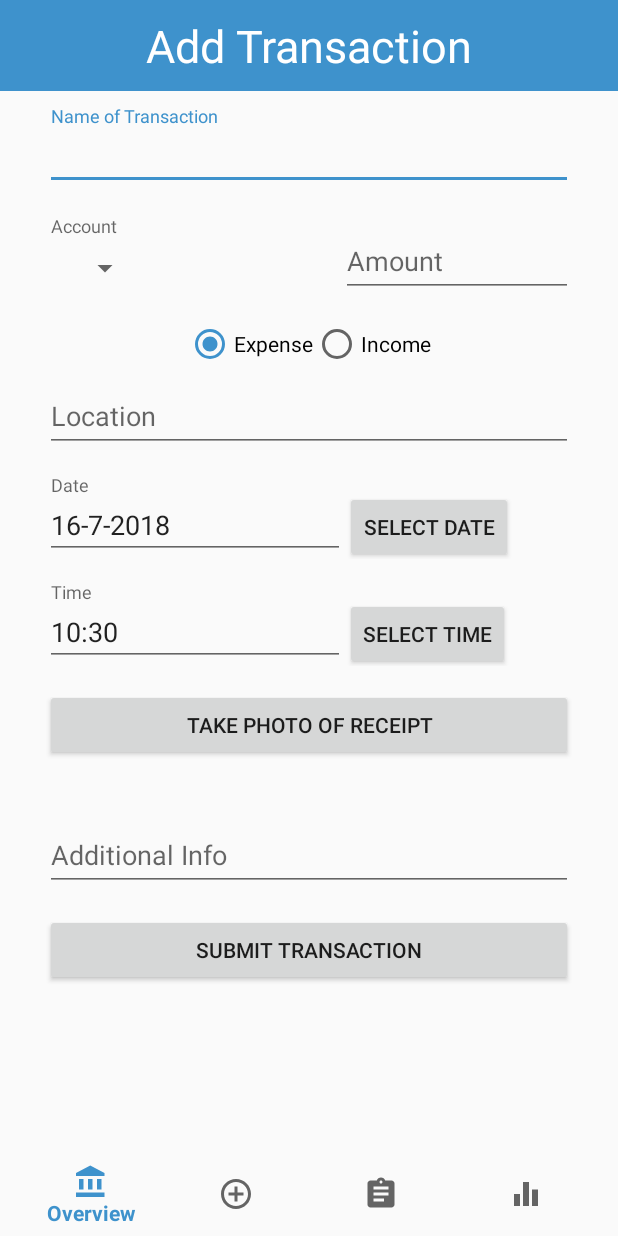
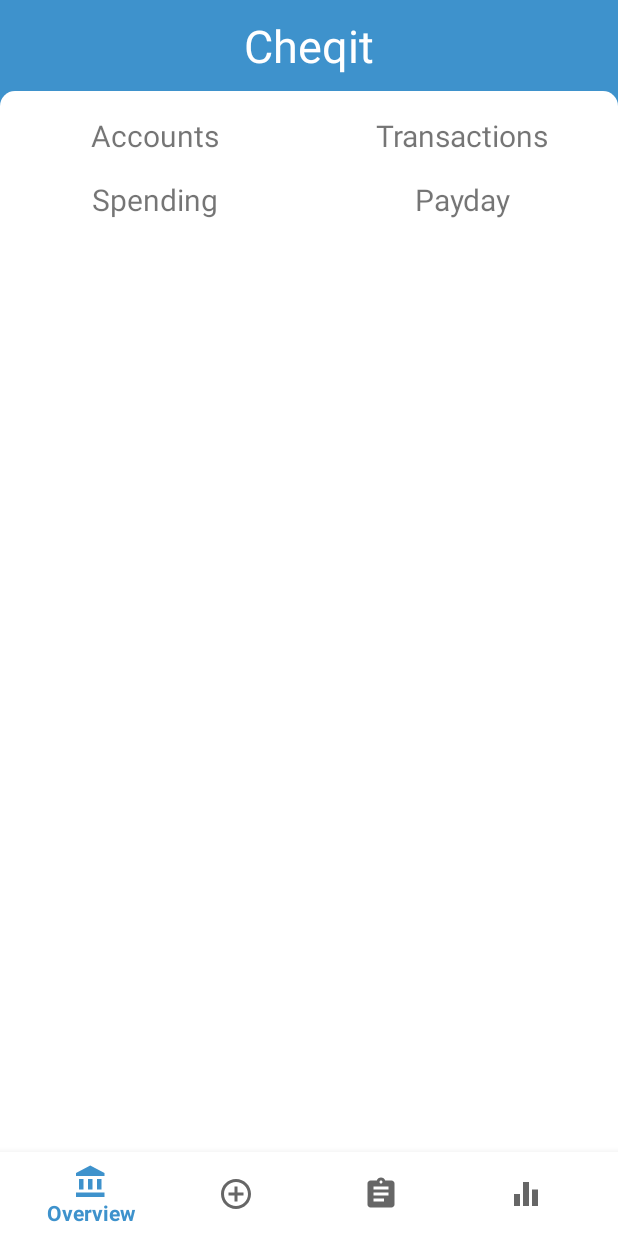
Before and after one commit to anantkes19/cheqit, an Android app: the screen it shows after launch (TransactionAddActivity before the commit, MainScreen after it), after a tap on "ADD ACCOUNT", on a phone screen of 412 x 824 dp. Run offline under Robolectric (Android 15) with nearby library versions, the phone set to English and light mode, and no system bars; network calls fail; 1 statement that could not run was skipped.

Commit message:
Adding base layout to overview page. Fixing add transaction typo, trying new style idea

```diff
--- a/app/src/main/java/devops/colby/cheqit/AccountAddActivity.java
+++ b/app/src/main/java/devops/colby/cheqit/AccountAddActivity.java
@@ -71,7 +71,7 @@
 
                 //End current activity
                 Toast.makeText(getApplicationContext(), "Account Added", Toast.LENGTH_LONG).show();
-                Intent detailIntent = new Intent(context, TransactionAddActivity.class);
+                Intent detailIntent = new Intent(context, MainScreen.class);
                 detailIntent.addFlags(Intent.FLAG_ACTIVITY_NO_ANIMATION);
                 startActivity(detailIntent);
             }
--- a/app/src/main/java/devops/colby/cheqit/TransactionAddActivity.java
+++ b/app/src/main/java/devops/colby/cheqit/TransactionAddActivity.java
@@ -183,7 +183,7 @@
         super.onCreate(savedInstanceState);
         setContentView(R.layout.activity_add);
 
-        bottomNavControl bottomNav = new bottomNavControl(context, this, 0);
+        bottomNavControl bottomNav = new bottomNavControl(context, this, 1);
         bottomNav.bottomMenu();
 
         mGoogleApiClient = new GoogleApiClient.Builder(context)
--- /dev/null
+++ b/app/src/main/res/drawable/round.xml
@@ -0,0 +1,13 @@
+<?xml version="1.0" encoding="UTF-8"?>
+<shape xmlns:android="http://schemas.android.com/apk/res/android">
+    <solid android:color="#ffffffff"/>
+
+    <padding android:left="1dp"
+        android:top="1dp"
+        android:right="1dp"
+        android:bottom="1dp"
+        />
+
+    <corners
+        android:topLeftRadius="10dp" android:topRightRadius="10dp"/>
+</shape>
--- a/app/src/main/res/layout/activity_main_screen.xml
+++ b/app/src/main/res/layout/activity_main_screen.xml
@@ -5,18 +5,95 @@
     android:id="@+id/container"
     android:layout_width="match_parent"
     android:layout_height="match_parent"
+    android:background="@color/colorPrimary"
     tools:context=".MainScreen">
 
     <TextView
-        android:id="@+id/app_id"
+        android:id="@+id/titleText"
+        android:layout_width="fill_parent"
+        android:layout_height="wrap_content"
+        android:textColor="@android:color/primary_text_dark"
+        android:background="@color/colorPrimary"
+        android:paddingBottom="@dimen/header_bottom"
+        android:paddingTop="@dimen/header_top"
+        android:textSize="@dimen/header_font"
+        android:textAlignment="center"
+        android:text="@string/app_name" />
+
+    <RelativeLayout
         android:layout_width="wrap_content"
-        android:layout_height="wrap_content"
-        android:layout_centerInParent="true"
-        android:layout_alignParentTop="true"
-        android:layout_marginTop="40dp"
-        android:textSize="44sp"
-        android:textColor="@color/colorPrimary"
-        android:text="@string/app_name"/>
+        android:layout_height="match_parent"
+        android:layout_below="@+id/titleText"
+        android:layout_above="@+id/navigation"
+
+        android:background="@drawable/round">
+        <LinearLayout
+            android:layout_width="match_parent"
+            android:layout_height="wrap_content"
+            android:id="@+id/overviewAccountTrans"
+            android:layout_marginTop="@dimen/form_item_gap">
+            <RelativeLayout
+                android:layout_width="match_parent"
+                android:layout_height="match_parent"
+
+                android:layout_weight="1">
+                <TextView
+                    android:layout_width="wrap_content"
+                    android:layout_height="wrap_content"
+                    android:textSize="20sp"
+                    android:layout_centerHorizontal="true"
+                    android:text="Accounts"
+                    />
+            </RelativeLayout>
+
+            <RelativeLayout
+                android:layout_width="match_parent"
+                android:layout_height="match_parent"
+                android:layout_weight="1">
+                <TextView
+                    android:layout_width="wrap_content"
+                    android:layout_height="wrap_content"
+                    android:layout_centerHorizontal="true"
+                    android:textSize="20sp"
+                    android:text="Transactions"/>
+            </RelativeLayout>
+
+        </LinearLayout>
+        <LinearLayout
+            android:layout_width="match_parent"
+            android:layout_height="match_parent"
+            android:id="@+id/overviewData"
+            android:layout_below="@id/overviewAccountTrans"
+            android:layout_marginTop="@dimen/form_item_gap">
+            <RelativeLayout
+                android:layout_width="match_parent"
+                android:layout_height="match_parent"
+
+                android:layout_weight="1">
+                <TextView
+                    android:layout_width="wrap_content"
+                    android:layout_height="wrap_content"
+                    android:textSize="20sp"
+                    android:layout_centerHorizontal="true"
+                    android:text="Spending"
+                    />
+            </RelativeLayout>
+
+            <RelativeLayout
+                android:layout_width="match_parent"
+                android:layout_height="match_parent"
+                android:layout_weight="1">
+                <TextView
+                    android:layout_width="wrap_content"
+                    android:layout_height="wrap_content"
+                    android:layout_centerHorizontal="true"
+                    android:textSize="20sp"
+                    android:text="Payday"/>
+            </RelativeLayout>
+
+        </LinearLayout>
+
+    </RelativeLayout>
 
     <android.support.design.widget.BottomNavigationView
         android:id="@+id/navigation"
@@ -25,7 +102,7 @@
         android:layout_marginEnd="0dp"
         android:layout_marginStart="0dp"
         android:layout_alignParentBottom="true"
-        android:background="?android:attr/windowBackground"
+        android:background="@android:color/white"
         app:menu="@menu/navigation" />
 
 </RelativeLayout>
```
